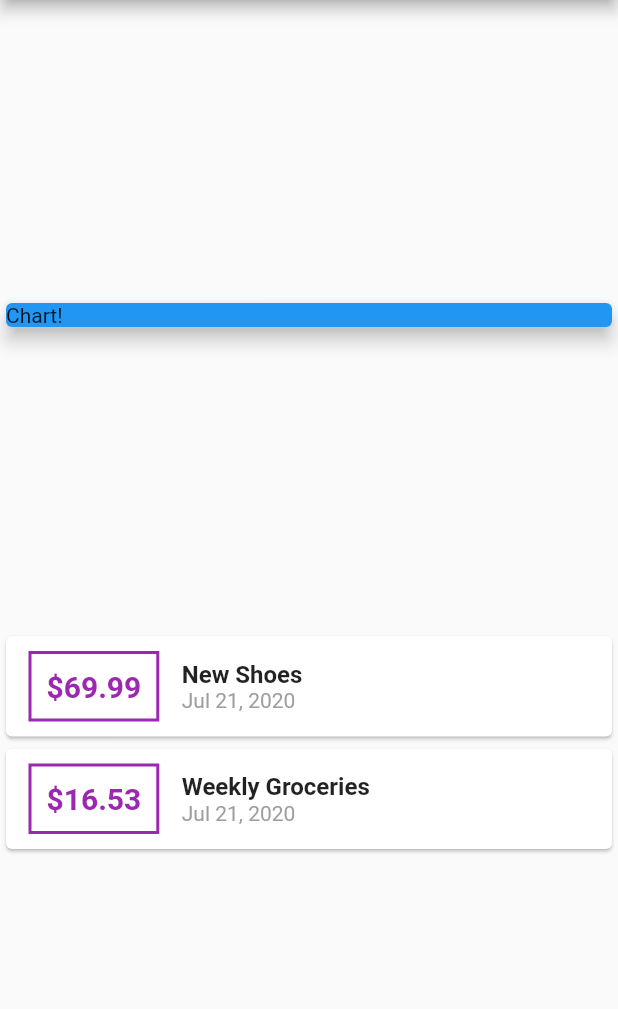
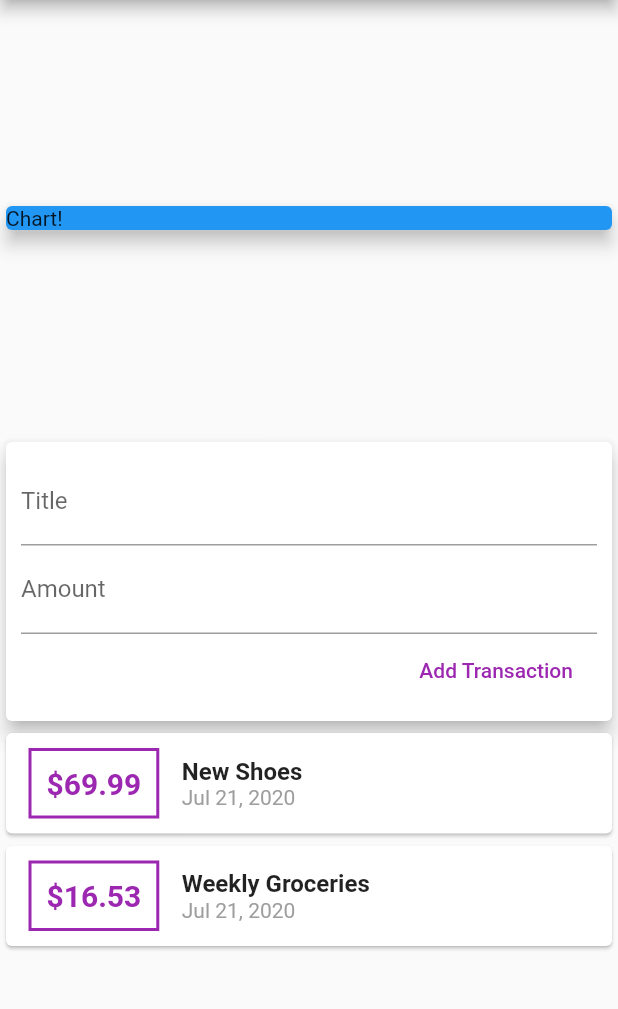
Before and after one commit to simongomes/flutter-personal-expense, a Flutter app: the screen it shows after launch, on a phone screen of 412 x 824 dp, the part 84-1093 px from its top. Run offline on Flutter 3.47's test engine with Material 2 defaults, Android fonts, the phone set to English and light mode, and no system bars.

Commit message:
project restructure and widgetization

```diff
--- a/lib/main.dart
+++ b/lib/main.dart
@@ -1,6 +1,7 @@
 import 'package:flutter/material.dart';
-import './transaction.dart';
-import 'package:intl/intl.dart';
+import 'package:personalexpenseapp/widgets/new_transaction.dart';
+import 'package:personalexpenseapp/widgets/transaction_list.dart';
+import 'package:personalexpenseapp/widgets/user_transactions.dart';
 
 void main() {
   runApp(MyApp());
@@ -21,20 +22,6 @@ class MyApp extends StatelessWidget {
 }
 
 class MyHomePage extends StatelessWidget {
-  final List<Transaction> transactions = [
-    Transaction(
-      id: 't1',
-      title: 'New Shoes',
-      amount: 69.99,
-      date: DateTime.now(),
-    ),
-    Transaction(
-      id: 't2',
-      title: 'Weekly Groceries',
-      amount: 16.53,
-      date: DateTime.now(),
-    ),
-  ];
 
   @override
   Widget build(BuildContext context) {
@@ -53,48 +40,7 @@ class MyHomePage extends StatelessWidget {
               elevation: 5,
             ),
           ),
-          Column(
-              children: transactions.map((transaction) {
-            return Card(
-              child: Row(
-                children: <Widget>[
-                  Container(
-                    child: Text(
-                      '\$${transaction.amount}',
-                      style: TextStyle(
-                          fontWeight: FontWeight.bold,
-                          fontSize: 20,
-                          color: Colors.purple),
-                    ),
-                    margin: EdgeInsets.symmetric(
-                      vertical: 10,
-                      horizontal: 15,
-                    ),
-                    decoration: BoxDecoration(
-                        border: Border.all(
-                      color: Colors.purple,
-                      width: 2,
-                    )),
-                    padding: EdgeInsets.all(10),
-                  ),
-                  Column(
-                    crossAxisAlignment: CrossAxisAlignment.start,
-                    children: <Widget>[
-                      Text(
-                        transaction.title,
-                        style: TextStyle(
-                            fontSize: 16, fontWeight: FontWeight.bold),
-                      ),
-                      Text(
-                        DateFormat.yMMMd().format(transaction.date),
-                        style: TextStyle(color: Colors.grey),
-                      ),
-                    ],
-                  )
-                ],
-              ),
-            );
-          }).toList())
+          UserTransactions(),
         ],
       ),
     );
--- /dev/null
+++ b/lib/widgets/new_transaction.dart
@@ -0,0 +1,39 @@
+import 'package:flutter/material.dart';
+
+class NewTransaction extends StatelessWidget {
+  final titleController = TextEditingController();
+  final amountController = TextEditingController();
+
+  @override
+  Widget build(BuildContext context) {
+    return Card(
+      elevation: 5,
+      child: Container(
+        padding: EdgeInsets.all(10),
+        child: Column(
+          crossAxisAlignment: CrossAxisAlignment.end,
+          children: <Widget>[
+            TextField(
+              decoration: InputDecoration(labelText: 'Title'),
+              controller: titleController,
+//                    onChanged: (value) => titleInput = value,
+            ),
+            TextField(
+              decoration: InputDecoration(labelText: 'Amount'),
+              controller: amountController,
+//                    onChanged: (value) => amountInput = value,
+            ),
+            FlatButton(
+              child: Text('Add Transaction'),
+              textColor: Colors.purple,
+              onPressed: () {
+                print(titleController.text);
+                print(amountController.text);
+              },
+            )
+          ],
+        ),
+      ),
+    );
+  }
+}
--- /dev/null
+++ b/lib/widgets/transaction_list.dart
@@ -0,0 +1,54 @@
+import 'package:flutter/material.dart';
+import 'package:intl/intl.dart';
+import '../models/transaction.dart';
+
+class TransactionList extends StatelessWidget {
+  final List<Transaction> transactions;
+  TransactionList(this.transactions);
+
+  @override
+  Widget build(BuildContext context) {
+    return Column(
+        children: transactions.map((transaction) {
+          return Card(
+            child: Row(
+              children: <Widget>[
+                Container(
+                  child: Text(
+                    '\$${transaction.amount}',
+                    style: TextStyle(
+                        fontWeight: FontWeight.bold,
+                        fontSize: 20,
+                        color: Colors.purple),
+                  ),
+                  margin: EdgeInsets.symmetric(
+                    vertical: 10,
+                    horizontal: 15,
+                  ),
+                  decoration: BoxDecoration(
+                      border: Border.all(
+                        color: Colors.purple,
+                        width: 2,
+                      )),
+                  padding: EdgeInsets.all(10),
+                ),
+                Column(
+                  crossAxisAlignment: CrossAxisAlignment.start,
+                  children: <Widget>[
+                    Text(
+                      transaction.title,
+                      style: TextStyle(
+                          fontSize: 16, fontWeight: FontWeight.bold),
+                    ),
+                    Text(
+                      DateFormat.yMMMd().format(transaction.date),
+                      style: TextStyle(color: Colors.grey),
+                    ),
+                  ],
+                )
+              ],
+            ),
+          );
+        }).toList());
+  }
+}
--- /dev/null
+++ b/lib/widgets/user_transactions.dart
@@ -0,0 +1,49 @@
+import 'package:flutter/material.dart';
+import './transaction_list.dart';
+import './new_transaction.dart';
+import '../models/transaction.dart';
+
+class UserTransactions extends StatefulWidget {
+  @override
+  _UserTransactionsState createState() => _UserTransactionsState();
+}
+
+class _UserTransactionsState extends State<UserTransactions> {
+  final List<Transaction> _userTransactions = [
+    Transaction(
+      id: 't1',
+      title: 'New Shoes',
+      amount: 69.99,
+      date: DateTime.now(),
+    ),
+    Transaction(
+      id: 't2',
+      title: 'Weekly Groceries',
+      amount: 16.53,
+      date: DateTime.now(),
+    ),
+  ];
+
+  void _addNewTranscation(String txTitle, double txAmount) {
+    final newTransaction = Transaction(
+        title: txTitle,
+        amount: txAmount,
+        date: DateTime.now(),
+        id: DateTime.now().toString()
+    );
+
+    setState(() {
+      _userTransactions.add(newTransaction);
+    });
+  }
+
+  @override
+  Widget build(BuildContext context) {
+    return Column(
+      children: <Widget>[
+        NewTransaction(),
+        TransactionList(_userTransactions),
+      ],
+    );
+  }
+}
```
Also changed, not shown: lib/models/transaction.dart (renamed from lib/transaction.dart), 1 other file.
